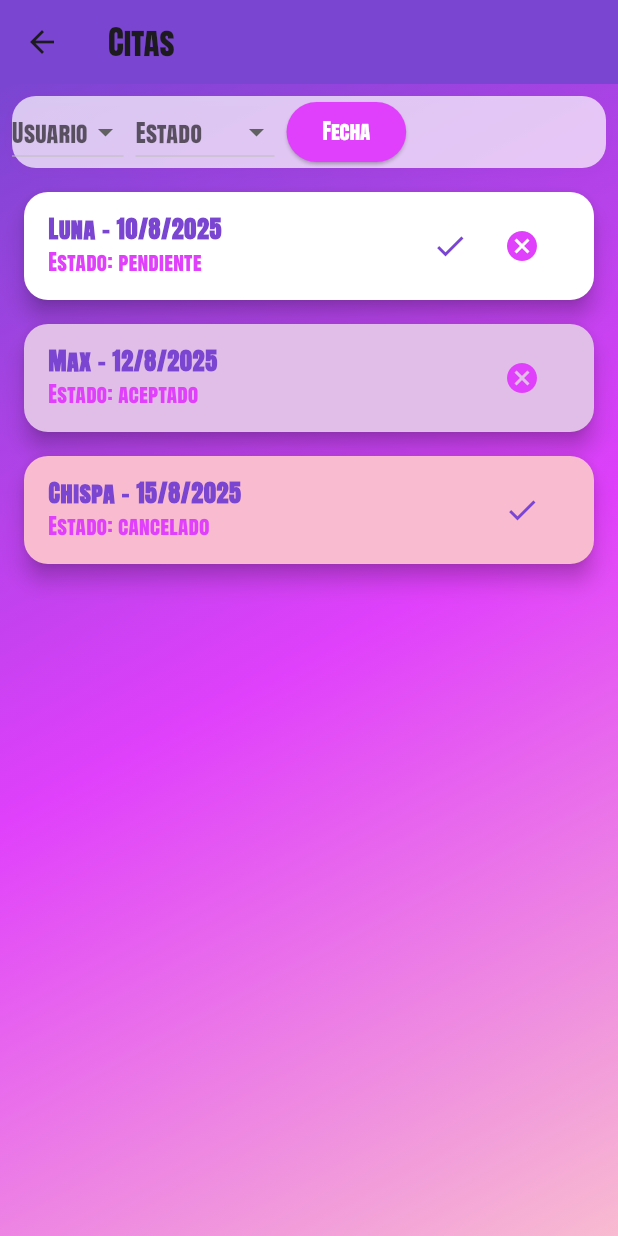
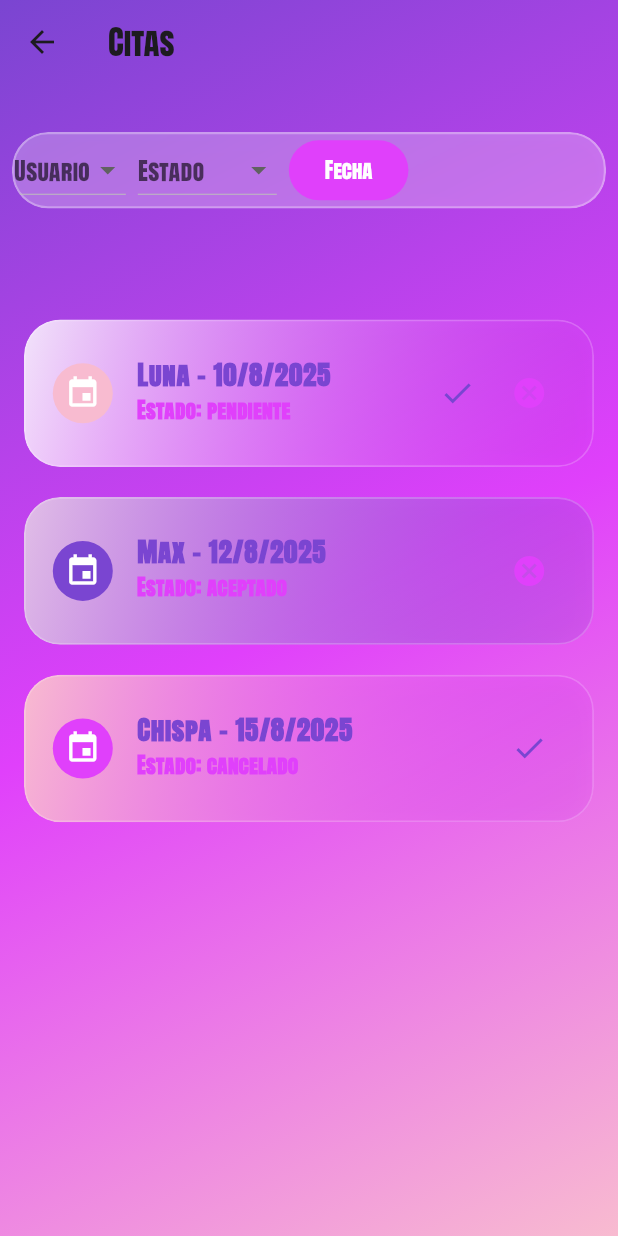
Before and after one commit to ndadri/mi_app_flutter, a Flutter app: the DatesScreen screen opened directly, on a phone screen of 412 x 824 dp. Run offline on Flutter 3.47's test engine with Material 3 defaults, Android fonts, the phone set to English and light mode, and no system bars; our stand-ins replace firebase_auth, firebase_core, geocoding, geolocator, google_sign_in, image_cropper and 2 more; missing offline and left inert: flutter_facebook_auth; accounts and stored records are empty.

Commit message:
20/08/2025

```diff
--- a/lib/screens/dates_screen.dart
+++ b/lib/screens/dates_screen.dart
@@ -55,35 +55,48 @@ class _DatesScreenState extends State<DatesScreen> {
     final users = dates.map((d) => d['user'] as String).toSet().toList();
     final statuses = ['pendiente', 'aceptado', 'cancelado'];
     return Scaffold(
+      extendBodyBehindAppBar: true,
       appBar: AppBar(
         title: const Text('Citas'),
-        backgroundColor: const Color(0xFF7A45D1),
+        backgroundColor: Colors.transparent,
         elevation: 0,
       ),
-      body: Container(
+      body: Stack(
+        children: [
+          // Animated gradient background
+          AnimatedContainer(
+            duration: const Duration(seconds: 2),
+            curve: Curves.easeInOut,
             decoration: const BoxDecoration(
               gradient: LinearGradient(
                 colors: [
-              Color(0xFF7A45D1), // Purple
-              Color(0xFFE040FB), // Pink
-              Color(0xFFF8BBD0), // Light Pink
+                  Color(0xFF7A45D1),
+                  Color(0xFFE040FB),
+                  Color(0xFFF8BBD0),
                 ],
                 begin: Alignment.topLeft,
                 end: Alignment.bottomRight,
               ),
             ),
-        child: Column(
+          ),
+          Column(
             children: [
+              const SizedBox(height: 80),
               Padding(
                 padding: const EdgeInsets.all(8.0),
+                child: ClipRRect(
+                  borderRadius: BorderRadius.circular(24),
+                  child: BackdropFilter(
+                    filter: ImageFilter.blur(sigmaX: 12, sigmaY: 12),
                     child: Container(
                       decoration: BoxDecoration(
-                  color: Colors.white.withOpacity(0.7),
-                  borderRadius: BorderRadius.circular(16),
+                        color: Colors.white.withOpacity(0.25),
+                        borderRadius: BorderRadius.circular(24),
+                        border: Border.all(color: Colors.white.withOpacity(0.3), width: 1.5),
                         boxShadow: [
                           BoxShadow(
-                      color: Colors.purple.withOpacity(0.1),
-                      blurRadius: 8,
+                            color: Colors.purple.withOpacity(0.08),
+                            blurRadius: 12,
                             offset: const Offset(0, 2),
                           ),
                         ],
@@ -111,6 +124,8 @@ class _DatesScreenState extends State<DatesScreen> {
                             style: ElevatedButton.styleFrom(
                               backgroundColor: const Color(0xFFE040FB),
                               foregroundColor: Colors.white,
+                              elevation: 0,
+                              shadowColor: Colors.transparent,
                             ),
                             child: Text(selectedDate == null ? 'Fecha' : '${selectedDate!.day}/${selectedDate!.month}/${selectedDate!.year}'),
                             onPressed: () async {
@@ -132,6 +147,8 @@ class _DatesScreenState extends State<DatesScreen> {
                       ),
                     ),
                   ),
+                ),
+              ),
               Expanded(
                 child: filteredDates.isEmpty
                     ? const Center(child: Text('No hay citas con estos filtros.', style: TextStyle(color: Color(0xFF7A45D1), fontWeight: FontWeight.bold)))
@@ -139,37 +156,73 @@ class _DatesScreenState extends State<DatesScreen> {
                         itemCount: filteredDates.length,
                         itemBuilder: (context, index) {
                           final cita = filteredDates[index];
-                        return Card(
-                          margin: const EdgeInsets.symmetric(horizontal: 16, vertical: 8),
-                          shape: RoundedRectangleBorder(borderRadius: BorderRadius.circular(16)),
-                          elevation: 6,
-                          color: cita['status'] == 'aceptado'
-                              ? const Color(0xFFE1BEE7)
+                          return AnimatedContainer(
+                            duration: const Duration(milliseconds: 500),
+                            curve: Curves.easeInOut,
+                            margin: const EdgeInsets.symmetric(horizontal: 16, vertical: 10),
+                            child: ClipRRect(
+                              borderRadius: BorderRadius.circular(24),
+                              child: BackdropFilter(
+                                filter: ImageFilter.blur(sigmaX: 8, sigmaY: 8),
+                                child: Container(
+                                  decoration: BoxDecoration(
+                                    gradient: LinearGradient(
+                                      colors: cita['status'] == 'aceptado'
+                                          ? [Color(0xFFE1BEE7), Color(0xFF7A45D1).withOpacity(0.15)]
                                           : cita['status'] == 'cancelado'
-                                  ? const Color(0xFFF8BBD0)
-                                  : Colors.white,
+                                              ? [Color(0xFFF8BBD0), Color(0xFFE040FB).withOpacity(0.15)]
+                                              : [Colors.white.withOpacity(0.85), Color(0xFFE040FB).withOpacity(0.08)],
+                                      begin: Alignment.topLeft,
+                                      end: Alignment.bottomRight,
+                                    ),
+                                    borderRadius: BorderRadius.circular(24),
+                                    border: Border.all(color: Colors.white.withOpacity(0.2), width: 1.2),
+                                    boxShadow: [
+                                      BoxShadow(
+                                        color: Colors.purple.withOpacity(0.08),
+                                        blurRadius: 10,
+                                        offset: const Offset(0, 2),
+                                      ),
+                                    ],
+                                  ),
                                   child: ListTile(
+                                    contentPadding: const EdgeInsets.symmetric(horizontal: 18, vertical: 12),
+                                    leading: CircleAvatar(
+                                      backgroundColor: cita['status'] == 'aceptado'
+                                          ? Color(0xFF7A45D1)
+                                          : cita['status'] == 'cancelado'
+                                              ? Color(0xFFE040FB)
+                                              : Color(0xFFF8BBD0),
+                                      child: Icon(Icons.event, color: Colors.white),
+                                    ),
                                     title: Text(
                                       '${cita['user']} - ${cita['date'].day}/${cita['date'].month}/${cita['date'].year}',
-                              style: const TextStyle(color: Color(0xFF7A45D1), fontWeight: FontWeight.bold),
+                                      style: const TextStyle(color: Color(0xFF7A45D1), fontWeight: FontWeight.bold, fontSize: 18),
                                     ),
-                            subtitle: Text('Estado: ${cita['status']}', style: const TextStyle(color: Color(0xFFE040FB))),
+                                    subtitle: Text('Estado: ${cita['status']}', style: const TextStyle(color: Color(0xFFE040FB), fontWeight: FontWeight.w600)),
                                     trailing: Row(
                                       mainAxisSize: MainAxisSize.min,
                                       children: [
                                         if (cita['status'] != 'aceptado')
-                                  IconButton(
+                                          Tooltip(
+                                            message: 'Aprobar',
+                                            child: IconButton(
                                               icon: const Icon(Icons.check, color: Color(0xFF7A45D1)),
-                                    tooltip: 'Aprobar',
                                               onPressed: () => updateStatus(cita['id'], 'aceptado'),
                                             ),
+                                          ),
                                         if (cita['status'] != 'cancelado')
-                                  IconButton(
+                                          Tooltip(
+                                            message: 'Cancelar',
+                                            child: IconButton(
                                               icon: const Icon(Icons.cancel, color: Color(0xFFE040FB)),
-                                    tooltip: 'Cancelar',
                                               onPressed: () => updateStatus(cita['id'], 'cancelado'),
                                             ),
+                                          ),
                                       ],
+                                    ),
+                                  ),
+                                ),
                               ),
                             ),
                           );
@@ -178,6 +231,7 @@ class _DatesScreenState extends State<DatesScreen> {
               ),
             ],
           ),
+        ],
       ),
     );
   }
```
Lines whose indentation alone changed are shown as unchanged.
